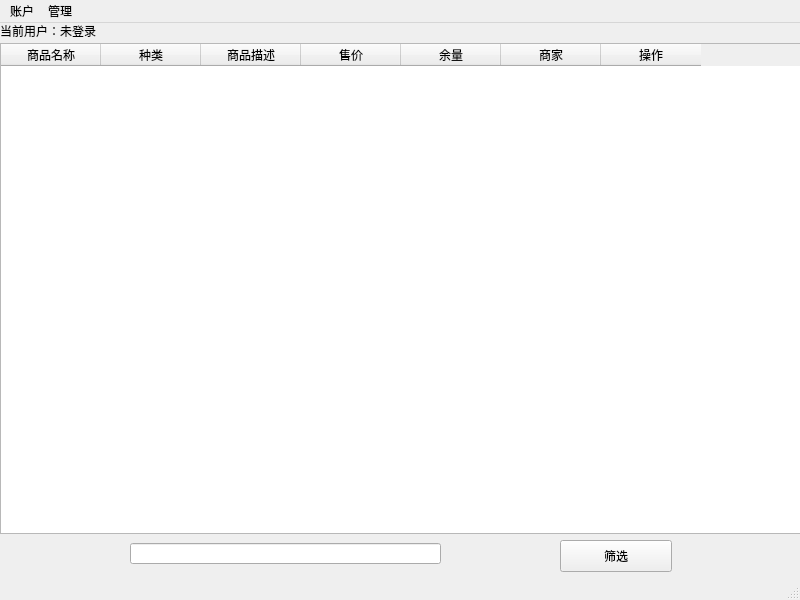
Above: mainwindow.ui from rei-smz/oop-homework before the change. Below: the same form after it.
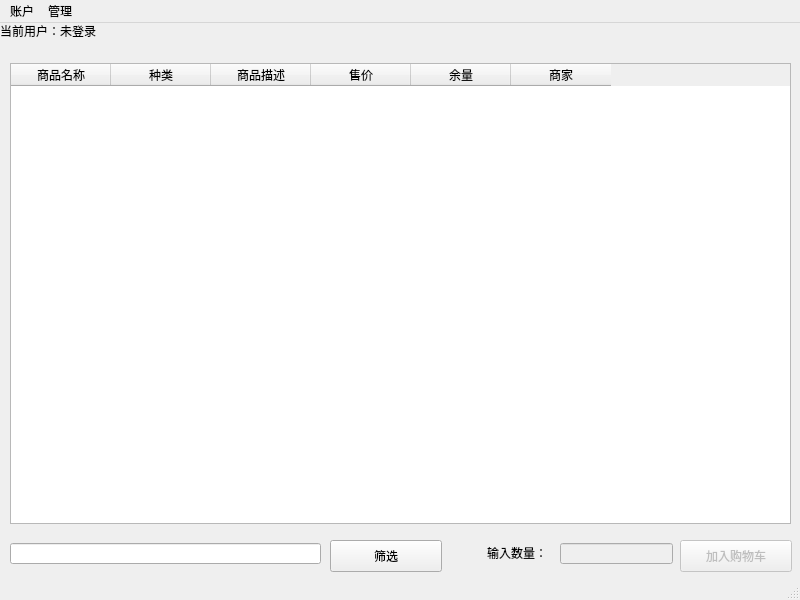
That is the form after the change.

Commit message: 增加购物车功能

Diff of the .ui file:
```diff
--- a/mainwindow.ui
+++ b/mainwindow.ui
@@ -43,10 +43,10 @@
    <widget class="QTableWidget" name="tableWidget">
     <property name="geometry">
      <rect>
-      <x>0</x>
-      <y>20</y>
-      <width>801</width>
-      <height>491</height>
+      <x>10</x>
+      <y>40</y>
+      <width>781</width>
+      <height>461</height>
      </rect>
     </property>
     <property name="editTriggers">
@@ -91,16 +91,11 @@
       <string>商家</string>
      </property>
     </column>
-    <column>
-     <property name="text">
-      <string>操作</string>
-     </property>
-    </column>
    </widget>
    <widget class="QLineEdit" name="filterLine">
     <property name="geometry">
      <rect>
-      <x>130</x>
+      <x>10</x>
       <y>520</y>
       <width>311</width>
       <height>21</height>
@@ -110,7 +105,7 @@
    <widget class="QPushButton" name="pushButton">
     <property name="geometry">
      <rect>
-      <x>560</x>
+      <x>330</x>
       <y>517</y>
       <width>112</width>
       <height>32</height>
@@ -120,6 +115,48 @@
      <string>筛选</string>
     </property>
    </widget>
+   <widget class="QLineEdit" name="amountLine">
+    <property name="enabled">
+     <bool>false</bool>
+    </property>
+    <property name="geometry">
+     <rect>
+      <x>560</x>
+      <y>520</y>
+      <width>113</width>
+      <height>21</height>
+     </rect>
+    </property>
+   </widget>
+   <widget class="QLabel" name="label">
+    <property name="geometry">
+     <rect>
+      <x>487</x>
+      <y>520</y>
+      <width>61</width>
+      <height>20</height>
+     </rect>
+    </property>
+    <property name="text">
+     <string>输入数量：</string>
+    </property>
+   </widget>
+   <widget class="QPushButton" name="addCartButton">
+    <property name="enabled">
+     <bool>false</bool>
+    </property>
+    <property name="geometry">
+     <rect>
+      <x>680</x>
+      <y>517</y>
+      <width>112</width>
+      <height>32</height>
+     </rect>
+    </property>
+    <property name="text">
+     <string>加入购物车</string>
+    </property>
+   </widget>
   </widget>
   <widget class="QStatusBar" name="statusbar"/>
   <widget class="QMenuBar" name="menuBar">
```
Left out of the diff: 11 changed lines with no effect on the pictures. The commit also changes 26 other files.
